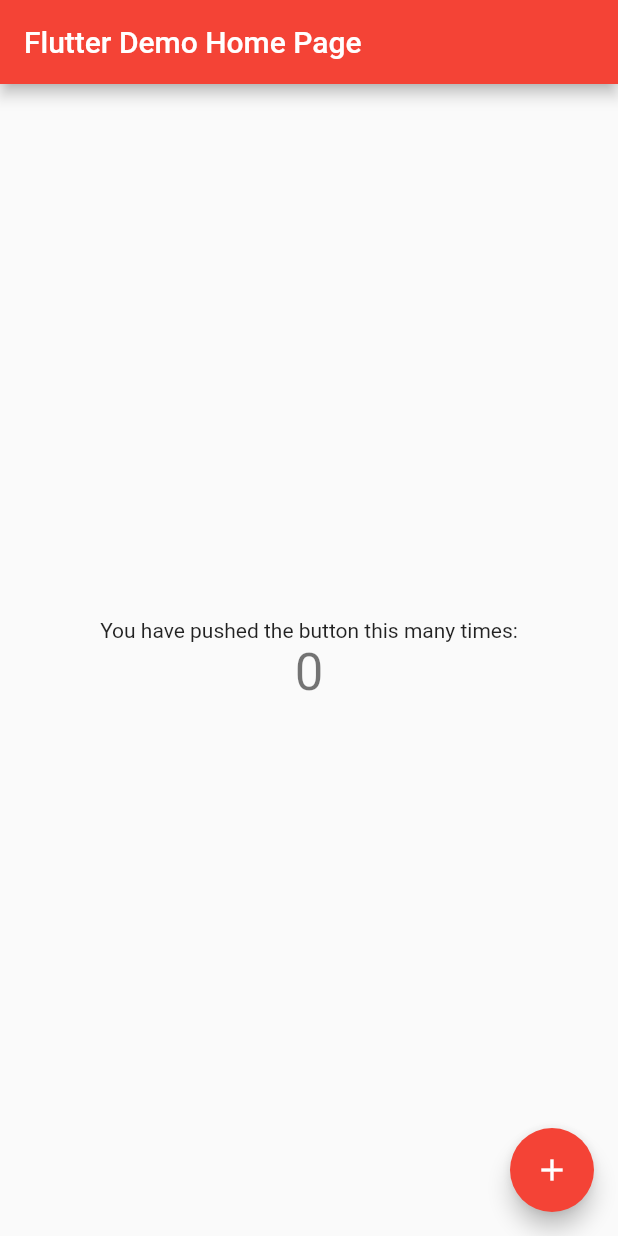
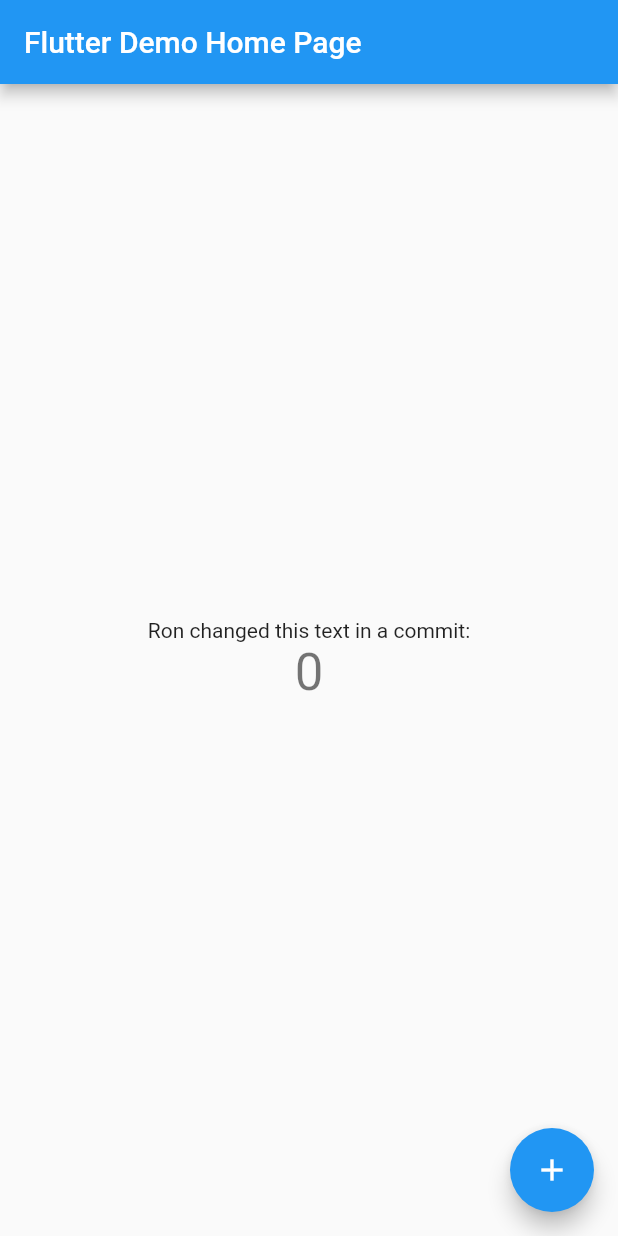
Before and after one commit to agbolton/the_final_word, a Flutter app: the screen it shows after launch, on a phone screen of 412 x 824 dp. Run offline on Flutter 3.47's test engine with Material 2 defaults, Android fonts, the phone set to English and light mode, and no system bars.

Commit message:
Ron test commit 2

```diff
--- a/lib/main.dart
+++ b/lib/main.dart
@@ -21,7 +21,7 @@ class MyApp extends StatelessWidget {
         // or simply save your changes to "hot reload" in a Flutter IDE).
         // Notice that the counter didn't reset back to zero; the application
         // is not restarted.
-        primarySwatch: Colors.red,
+        primarySwatch: Colors.blue,
         // This makes the visual density adapt to the platform that you run
         // the app on. For desktop platforms, the controls will be smaller and
         // closer together (more dense) than on mobile platforms.
@@ -99,7 +99,7 @@ class _MyHomePageState extends State<MyHomePage> {
           mainAxisAlignment: MainAxisAlignment.center,
           children: <Widget>[
             Text(
-              'You have pushed the button this many times:',
+              'Ron changed this text in a commit:',
             ),
             Text(
               '$_counter',
```
Also changed, not shown: pubspec.lock.
